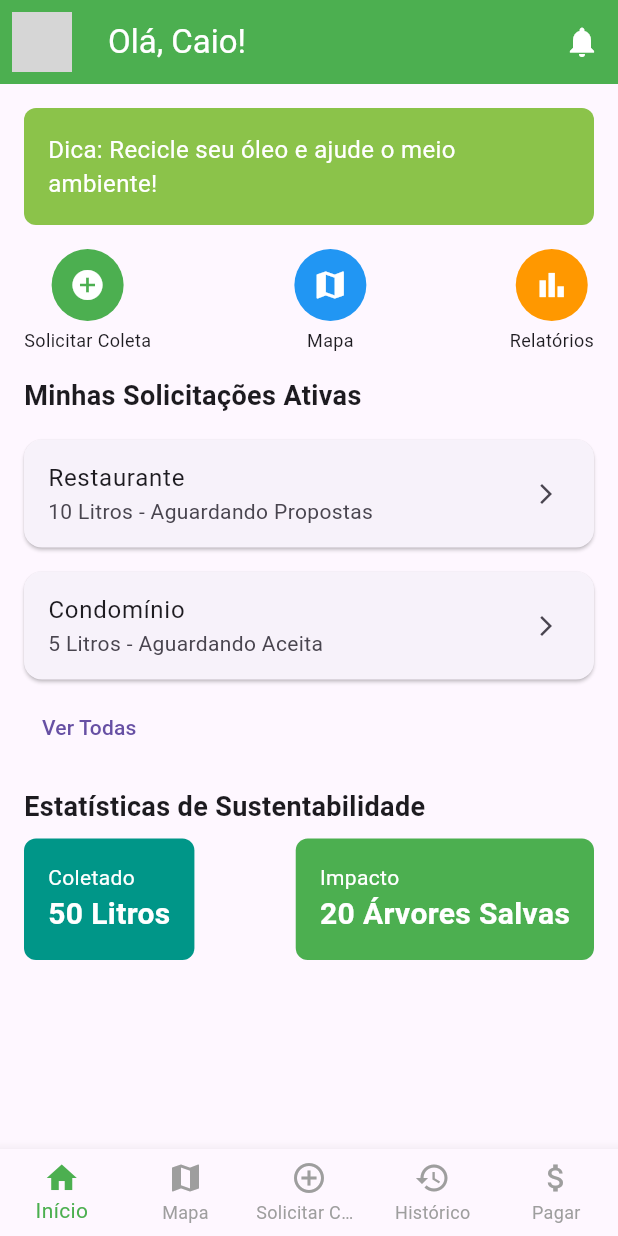
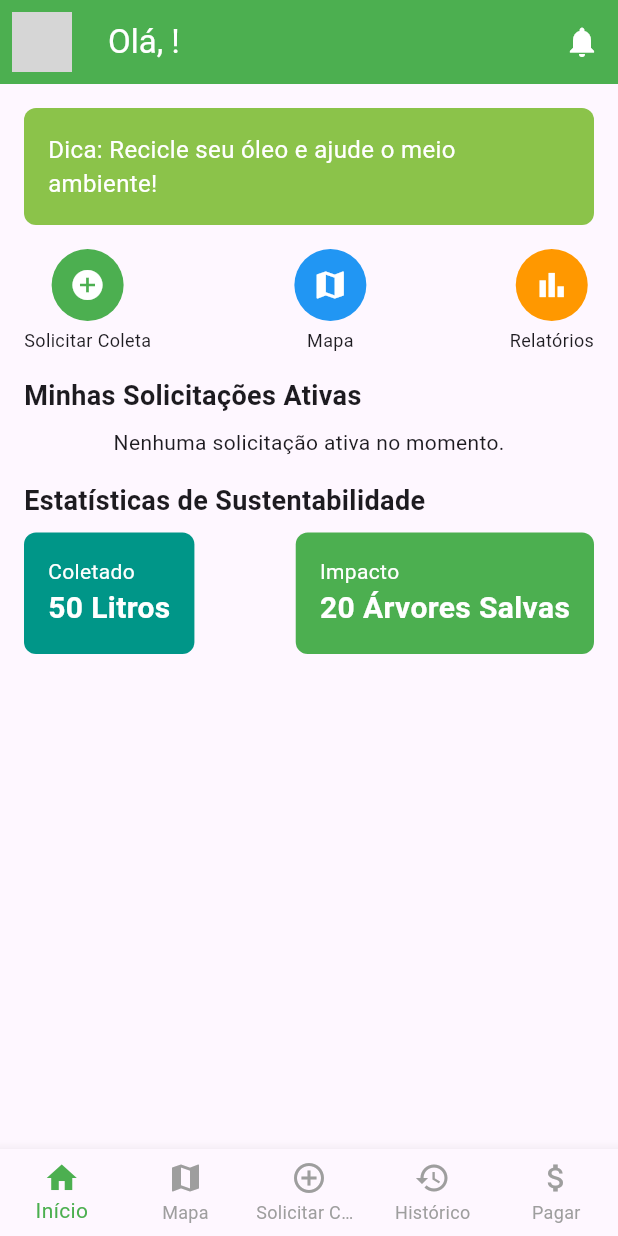
Before and after one commit to LucasBatista37/ciclou_projeto, a Flutter app: the RequestorDashboard screen opened directly, on a phone screen of 412 x 824 dp. Run offline on Flutter 3.47's test engine with Material 3 defaults, Android fonts, the phone set to English and light mode, and no system bars; our stand-ins replace cloud_firestore, firebase_auth, firebase_core, google_maps_flutter, image_picker, open_file and 2 more; missing offline and left inert: flutter_pdfview; accounts and stored records are empty; network calls fail; grey boxes are pictures that could not be loaded.

Commit message:
login, colector, requestor

```diff
--- a/lib/screens/Requestor/requestor_dashboard.dart
+++ b/lib/screens/Requestor/requestor_dashboard.dart
@@ -1,3 +1,7 @@
+import 'package:ciclou_projeto/screens/register_requestor_screen.dart';
+import 'package:cloud_firestore/cloud_firestore.dart';
+import 'package:firebase_auth/firebase_auth.dart';
+import 'package:flutter/material.dart';
 import 'package:ciclou_projeto/components/custom_drawer.dart';
 import 'package:ciclou_projeto/components/custom_requestor_navigationbar.dart';
 import 'package:ciclou_projeto/screens/Requestor/create_collection_screen.dart';
@@ -6,20 +10,62 @@ import 'package:ciclou_projeto/screens/Requestor/requestor_history_screen.dart';
 import 'package:ciclou_projeto/screens/Requestor/requestor_map_screen.dart';
 import 'package:ciclou_projeto/screens/Requestor/requestor_notifications_screen.dart';
 import 'package:ciclou_projeto/screens/Requestor/proposals_screen.dart';
-import 'package:ciclou_projeto/screens/register_requestor_screen.dart';
-import 'package:flutter/material.dart';
 
 class RequestorDashboard extends StatefulWidget {
   const RequestorDashboard({super.key});
 
   @override
-  // ignore: library_private_types_in_public_api
   _RequestorDashboardState createState() => _RequestorDashboardState();
 }
 
 class _RequestorDashboardState extends State<RequestorDashboard> {
   int _selectedIndex = 0;
   final GlobalKey<ScaffoldState> _scaffoldKey = GlobalKey<ScaffoldState>();
+
+  String? _userName;
+  String? _userEmail;
+  String? _userId;
+
+  @override
+  void initState() {
+    super.initState();
+    _fetchUserData();
+  }
+
+  Future<void> _fetchUserData() async {
+    try {
+      final user = FirebaseAuth.instance.currentUser;
+
+      if (user != null) {
+        print('Usuário autenticado: ${user.uid}');
+        setState(() {
+          _userEmail = user.email;
+          _userId = user.uid;
+        });
+
+        final userDoc = await FirebaseFirestore.instance
+            .collection('requestor')
+            .doc(user.uid)
+            .get();
+
+        if (userDoc.exists) {
+          print('Dados do Firestore recuperados: ${userDoc.data()}');
+          setState(() {
+            _userName = userDoc.data()?['name'] ?? 'Usuário';
+          });
+        } else {
+          print('Documento do usuário não encontrado no Firestore.');
+        }
+      } else {
+        print('Nenhum usuário autenticado.');
+      }
+    } catch (e) {
+      print('Erro ao carregar dados do usuário: $e');
+      ScaffoldMessenger.of(context).showSnackBar(
+        SnackBar(content: Text('Erro ao carregar dados do usuário: $e')),
+      );
+    }
+  }
 
   void _onItemTapped(int index) {
     setState(() {
@@ -46,9 +92,9 @@ class _RequestorDashboardState extends State<RequestorDashboard> {
                   ),
                 ),
               ),
-              title: const Text(
-                'Olá, Caio!',
-                style: TextStyle(color: Colors.white),
+              title: Text(
+                'Olá, ${_userName ?? 'Carregando...'}!',
+                style: const TextStyle(color: Colors.white),
               ),
               actions: [
                 IconButton(
@@ -66,15 +112,17 @@ class _RequestorDashboardState extends State<RequestorDashboard> {
             )
           : null,
       drawer: CustomDrawer(
-        userName: 'Caio',
-        userEmail: 'Caio@gmail.com',
+        userName: _userName ?? 'Carregando...',
+        userEmail: _userEmail ?? 'Carregando...',
         profileImageUrl: 'assets/user_profile.jpg',
         onEditProfile: () {},
         onSettings: () {},
         onLogout: () {
-          Navigator.push(
+          FirebaseAuth.instance.signOut();
+          Navigator.pushReplacement(
             context,
-            MaterialPageRoute(builder: (context) => const RegisterRequestorScreen()),
+            MaterialPageRoute(
+                builder: (context) => const RegisterRequestorScreen()),
           );
         },
       ),
@@ -135,13 +183,7 @@ class _RequestorDashboardState extends State<RequestorDashboard> {
           const Text('Minhas Solicitações Ativas',
               style: TextStyle(fontSize: 18, fontWeight: FontWeight.bold)),
           const SizedBox(height: 8.0),
-          _buildSolicitationCard(
-              'Restaurante', '10 Litros', 'Aguardando Propostas'),
-          _buildSolicitationCard('Condomínio', '5 Litros', 'Aguardando Aceita'),
-          TextButton(
-            onPressed: () {},
-            child: const Text('Ver Todas'),
-          ),
+          _buildSolicitationsList(),
           const SizedBox(height: 16.0),
           const Text('Estatísticas de Sustentabilidade',
               style: TextStyle(fontSize: 18, fontWeight: FontWeight.bold)),
@@ -171,7 +213,7 @@ class _RequestorDashboardState extends State<RequestorDashboard> {
             context,
             MaterialPageRoute(builder: (context) => const RequestorMapScreen()),
           );
-        } else {}
+        }
       },
       child: Column(
         children: [
@@ -184,6 +226,48 @@ class _RequestorDashboardState extends State<RequestorDashboard> {
           Text(label, style: const TextStyle(fontSize: 12)),
         ],
       ),
+    );
+  }
+
+  Widget _buildSolicitationsList() {
+    return StreamBuilder<QuerySnapshot>(
+      stream: FirebaseFirestore.instance
+          .collection('solicitacoes')
+          .where('status', isEqualTo: 'ativa')
+          .orderBy('createdAt', descending: true)
+          .snapshots(),
+      builder: (context, snapshot) {
+        if (snapshot.connectionState == ConnectionState.waiting) {
+          return const Center(child: CircularProgressIndicator());
+        }
+
+        if (snapshot.hasError) {
+          return const Center(child: Text('Erro ao carregar solicitações.'));
+        }
+
+        if (!snapshot.hasData || snapshot.data!.docs.isEmpty) {
+          return const Center(
+            child: Text('Nenhuma solicitação ativa no momento.'),
+          );
+        }
+
+        final documents = snapshot.data!.docs;
+
+        return ListView.builder(
+          shrinkWrap: true,
+          physics: const NeverScrollableScrollPhysics(),
+          itemCount: documents.length,
+          itemBuilder: (context, index) {
+            final data = documents[index].data() as Map<String, dynamic>;
+
+            return _buildSolicitationCard(
+              data['tipoEstabelecimento'] ?? 'N/A',
+              '${data['quantidadeOleo'] ?? 'N/A'} Litros',
+              data['status'] ?? 'N/A',
+            );
+          },
+        );
+      },
     );
   }
 
```
Also changed, not shown: lib/screens/Requestor/create_collection_screen.dart (+9 -5 lines), lib/screens/login_screen.dart (+51 -10 lines), lib/screens/Collector/collector_dashboard.dart (indentation only).
